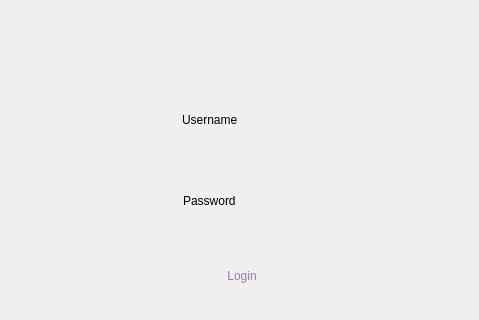
Above: ToDo/loginpanel.ui from Amirrezach1383/uiap-final-project before the change; both pictures show x 0 to 479 and y 181 to 501 of the 479 by 670 pixel window. Below: the same form after it.
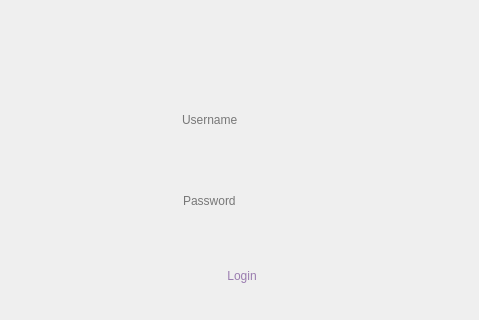
That is the form after the change. Icons and pictures are not drawn.

```diff
--- a/ToDo/loginpanel.ui
+++ b/ToDo/loginpanel.ui
@@ -77,6 +77,9 @@
      </rect>
     </property>
     <property name="text">
+     <string/>
+    </property>
+    <property name="placeholderText">
      <string>Username</string>
     </property>
    </widget>
@@ -90,6 +93,9 @@
      </rect>
     </property>
     <property name="text">
+     <string/>
+    </property>
+    <property name="placeholderText">
      <string>Password</string>
     </property>
    </widget>
```
